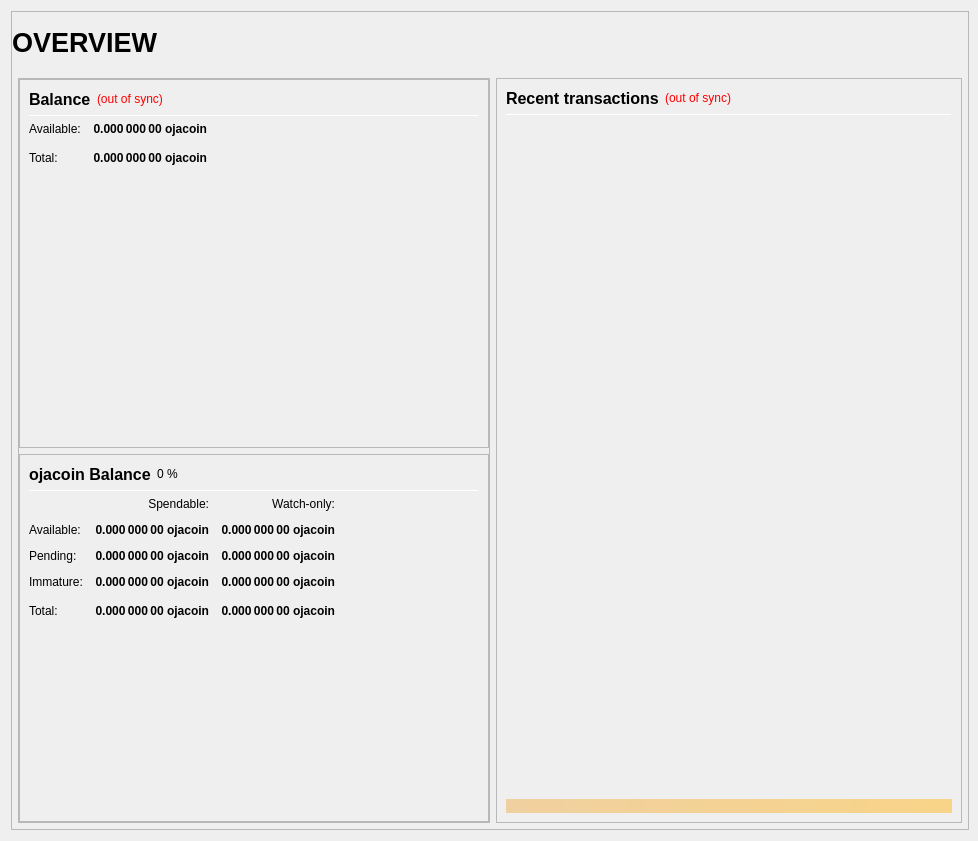
The window that src/qt/forms/overviewpage.ui (amaterasutechnologies/amaterasu) describes before a commit, drawn with Qt 5.
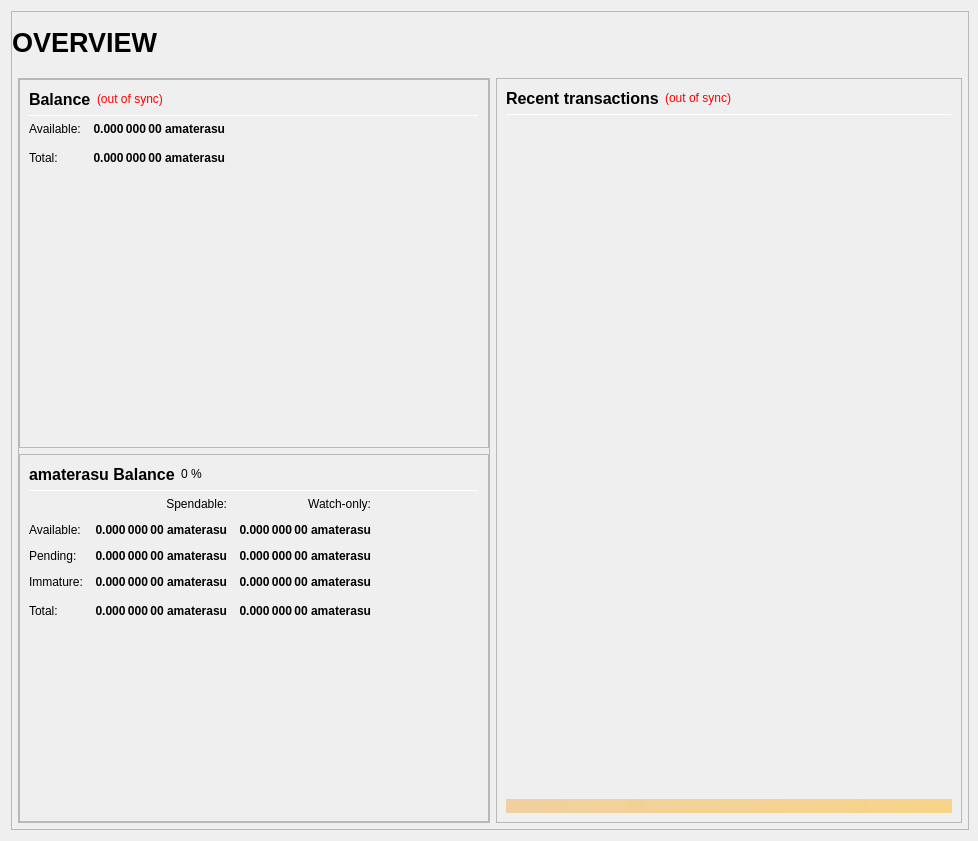
The same window after the commit.

Diff of the .ui file:
```diff
--- a/src/qt/forms/overviewpage.ui
+++ b/src/qt/forms/overviewpage.ui
@@ -333,7 +333,7 @@
                           <string>Your current spendable balance</string>
                          </property>
                          <property name="text">
-                          <string notr="true">0.000 000 00 ojacoin</string>
+                          <string notr="true">0.000 000 00 amaterasu</string>
                          </property>
                          <property name="alignment">
                           <set>Qt::AlignRight|Qt::AlignTrailing|Qt::AlignVCenter</set>
@@ -365,7 +365,7 @@
                           <string>Total Balance, including all unavailable coins.</string>
                          </property>
                          <property name="text">
-                          <string notr="true">0.000 000 00 ojacoin</string>
+                          <string notr="true">0.000 000 00 amaterasu</string>
                          </property>
                          <property name="alignment">
                           <set>Qt::AlignRight|Qt::AlignTrailing|Qt::AlignVCenter</set>
@@ -433,7 +433,7 @@
                           </font>
                          </property>
                          <property name="text">
-                          <string>ojacoin Balance</string>
+                          <string>amaterasu Balance</string>
                          </property>
                         </widget>
                        </item>
@@ -525,7 +525,7 @@
                           <string>Your current spendable balance</string>
                          </property>
                          <property name="text">
-                          <string notr="true">0.000 000 00 ojacoin</string>
+                          <string notr="true">0.000 000 00 amaterasu</string>
                          </property>
                          <property name="alignment">
                           <set>Qt::AlignRight|Qt::AlignTrailing|Qt::AlignVCenter</set>
@@ -550,7 +550,7 @@
                           <string>Your current balance in watch-only addresses</string>
                          </property>
                          <property name="text">
-                          <string notr="true">0.000 000 00 ojacoin</string>
+                          <string notr="true">0.000 000 00 amaterasu</string>
                          </property>
                          <property name="alignment">
                           <set>Qt::AlignRight|Qt::AlignTrailing|Qt::AlignVCenter</set>
@@ -582,7 +582,7 @@
                           <string>Total of transactions that have yet to be confirmed, and do not yet count toward the spendable balance</string>
                          </property>
                          <property name="text">
-                          <string notr="true">0.000 000 00 ojacoin</string>
+                          <string notr="true">0.000 000 00 amaterasu</string>
                          </property>
                          <property name="alignment">
                           <set>Qt::AlignRight|Qt::AlignTrailing|Qt::AlignVCenter</set>
@@ -607,7 +607,7 @@
                           <string>Unconfirmed transactions to watch-only addresses</string>
                          </property>
                          <property name="text">
-                          <string notr="true">0.000 000 00 ojacoin</string>
+                          <string notr="true">0.000 000 00 amaterasu</string>
                          </property>
                          <property name="alignment">
                           <set>Qt::AlignRight|Qt::AlignTrailing|Qt::AlignVCenter</set>
@@ -639,7 +639,7 @@
                           <string>Staked rewards that has not yet matured</string>
                          </property>
                          <property name="text">
-                          <string notr="true">0.000 000 00 ojacoin</string>
+                          <string notr="true">0.000 000 00 amaterasu</string>
                          </property>
                          <property name="alignment">
                           <set>Qt::AlignRight|Qt::AlignTrailing|Qt::AlignVCenter</set>
@@ -664,7 +664,7 @@
                           <string>Staked or masternode rewards in watch-only addresses that has not yet matured</string>
                          </property>
                          <property name="text">
-                          <string notr="true">0.000 000 00 ojacoin</string>
+                          <string notr="true">0.000 000 00 amaterasu</string>
                          </property>
                          <property name="alignment">
                           <set>Qt::AlignRight|Qt::AlignTrailing|Qt::AlignVCenter</set>
@@ -761,7 +761,7 @@
                           <string>Your current ojacoin balance, unconfirmed and immature transactions included</string>
                          </property>
                          <property name="text">
-                          <string notr="true">0.000 000 00 ojacoin</string>
+                          <string notr="true">0.000 000 00 amaterasu</string>
                          </property>
                          <property name="alignment">
                           <set>Qt::AlignRight|Qt::AlignTrailing|Qt::AlignVCenter</set>
@@ -786,7 +786,7 @@
                           <string>Current total balance in watch-only addresses</string>
                          </property>
                          <property name="text">
-                          <string notr="true">0.000 000 00 ojacoin</string>
+                          <string notr="true">0.000 000 00 amaterasu</string>
                          </property>
                          <property name="alignment">
                           <set>Qt::AlignRight|Qt::AlignTrailing|Qt::AlignVCenter</set>
```
Left out of the diff: 24 changed lines with no effect on the pictures.
